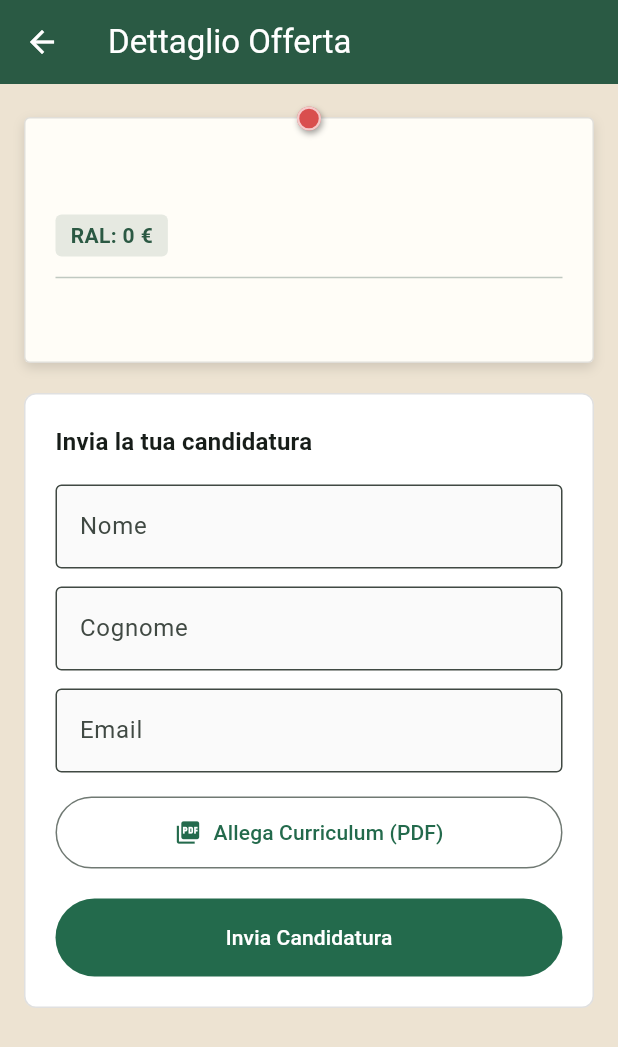
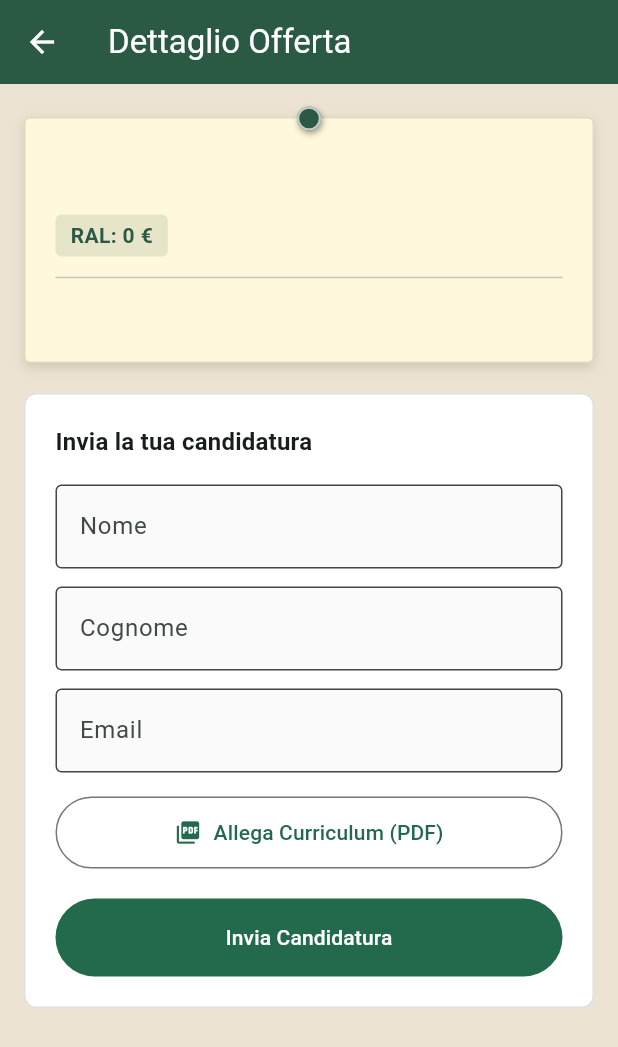
Before and after one commit to EMAD-Tasks/emad-job-board-frontend, a Flutter app: the DettaglioAnnuncioScreen screen opened directly with empty values, on a phone screen of 412 x 824 dp. Shown: the top 1047 px of the screen. Run offline on Flutter 3.47's test engine with Material 3 defaults, Android fonts, the phone set to English and light mode, and no system bars; our stand-ins replace file_picker, open_filex; network calls fail.

Commit message:
feat: made pins color consistent between tabs

```diff
--- a/lib/screens/dettaglio_annuncio.dart
+++ b/lib/screens/dettaglio_annuncio.dart
@@ -1,5 +1,6 @@
 import 'dart:io';
 
+import 'package:emad_job_board/utils/board_style.dart';
 import 'package:file_picker/file_picker.dart';
 import 'package:flutter/material.dart';
 
@@ -103,7 +104,7 @@ class _DettaglioAnnuncioScreenState extends State<DettaglioAnnuncioScreen> {
                   width: double.infinity,
                   padding: const EdgeInsets.fromLTRB(20, 24, 20, 20),
                   decoration: BoxDecoration(
-                    color: const Color(0xFFFFFDF7),
+                    color: BoardStyle.noteColorFor(annuncio.id),
                     borderRadius: BorderRadius.circular(4),
                     border: Border.all(color: Colors.black12),
                     boxShadow: const [
@@ -181,7 +182,7 @@ class _DettaglioAnnuncioScreenState extends State<DettaglioAnnuncioScreen> {
                     width: 16,
                     height: 16,
                     decoration: BoxDecoration(
-                      color: const Color(0xFFD94E4E),
+                      color: BoardStyle.pinColorFor(annuncio.id),
                       shape: BoxShape.circle,
                       boxShadow: const [
                         BoxShadow(color: Colors.black38, blurRadius: 3, offset: Offset(1, 2)),
--- a/lib/screens/home.dart
+++ b/lib/screens/home.dart
@@ -1,4 +1,5 @@
 import 'package:emad_job_board/screens/dashboard_azienda.dart';
+import 'package:emad_job_board/utils/board_style.dart';
 import 'package:flutter/material.dart';
 
 import '../models/annuncio.dart';
@@ -168,8 +169,8 @@ class _AnnuncioPinCard extends StatelessWidget {
 
   @override
   Widget build(BuildContext context) {
-    final bgColor = _noteColors[index % _noteColors.length];
-    final pinColor = _pinColors[index % _pinColors.length];
+    final bgColor = BoardStyle.noteColorFor(annuncio.id);
+    final pinColor = BoardStyle.pinColorFor(annuncio.id);
     // Leggerissima inclinazione alternata per simulare fogli appesi a mano
     final angle = (index % 2 == 0) ? -0.012 : 0.012;
 
--- /dev/null
+++ b/lib/utils/board_style.dart
@@ -0,0 +1,25 @@
+import 'package:flutter/material.dart';
+
+class BoardStyle {
+  static const List<Color> pinColors = [
+    Color(0xFFD94E4E), // Rosso
+    Color(0xFF2B5943), // Verde lavagna
+    Color(0xFFD98A2B), // Ambra
+    Color(0xFF3B6E8C), // Blu ardesia
+  ];
+
+  static const List<Color> noteColors = [
+    Color(0xFFFFFDF7), // Carta avorio
+    Color(0xFFFFF8DC), // Post-it crema
+    Color(0xFFF4F9F4), // Salvia chiarissimo
+    Color(0xFFF3F7FA), // Carta azzurrina
+  ];
+
+  static Color pinColorFor(String annuncioId) {
+    return pinColors[annuncioId.hashCode.abs() % pinColors.length];
+  }
+
+  static Color noteColorFor(String annuncioId) {
+    return noteColors[annuncioId.hashCode.abs() % noteColors.length];
+  }
+}
```
